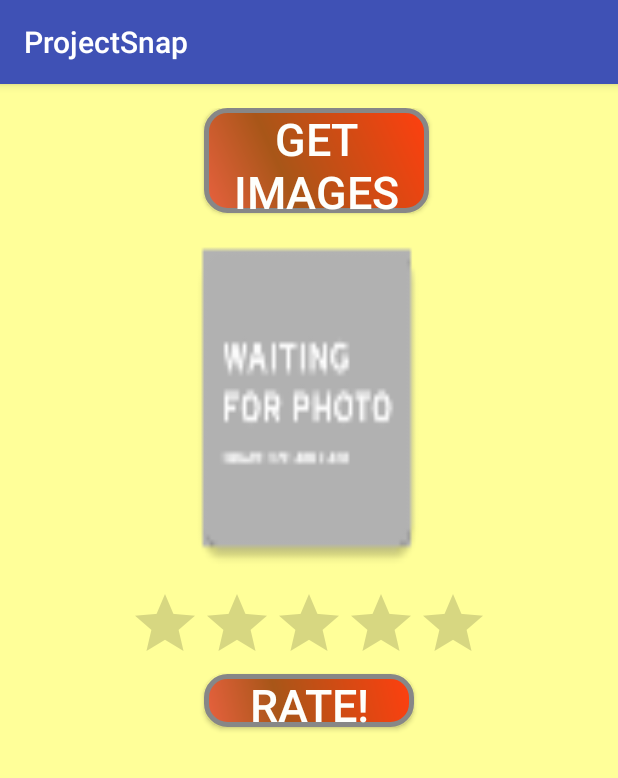
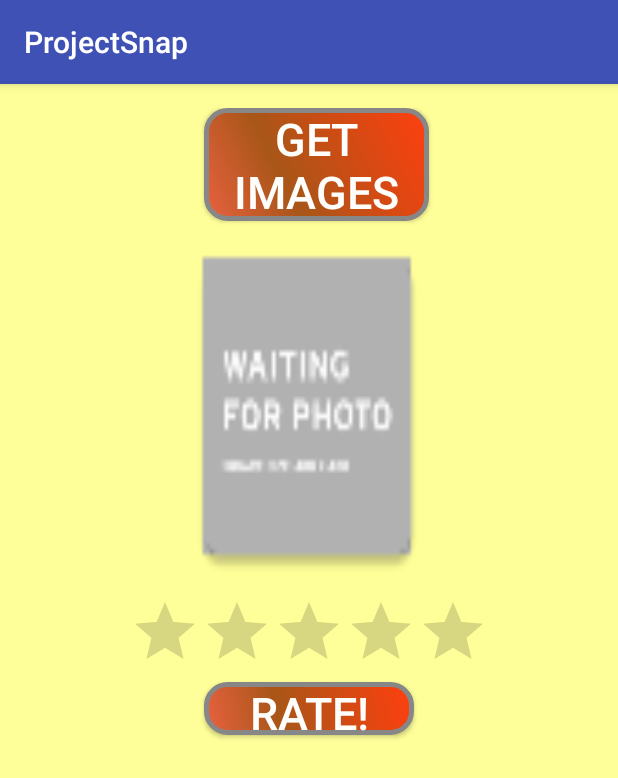
Before and after one commit to conorprunty/AndroidProject, an Android app: the screen it shows after launch (GalleryActivity), after a tap on "GALLERY", on a phone screen of 412 x 824 dp. Shown: the top 778 px of the screen. Run offline under Robolectric (Android 15) with nearby library versions, the phone set to English and light mode, and no system bars; 2 statements that could not run were skipped.

Commit message:
last tidy up

```diff
--- a/app/src/main/java/com/example/conorprunty/projectsnap/CameraActivity.java
+++ b/app/src/main/java/com/example/conorprunty/projectsnap/CameraActivity.java
@@ -33,6 +33,8 @@ public class CameraActivity extends AppCompatActivity implements GoogleApiClient
     static final int MY_PERMISSIONS_REQUEST_CAMERA = 2;
     static final int MY_PERMISSIONS_REQUEST_ACCESS_FINE_LOCATION = 3;
     private ImageView ivThummbnail;
+    //The location doesn't work - even though I think I have all of the code?
+    //Had to hard code in the GPS co-ordinates here for display purposes
     String xCoord = "53.3506500";
     String yCoord = "-6.2536200";
     private GoogleApiClient mGoogleApiClient;
@@ -182,6 +184,7 @@ public class CameraActivity extends AppCompatActivity implements GoogleApiClient
     @Override
     public void onLocationChanged(Location location) {
         myLocation = location;
+        //toast the location
         Toast.makeText(getApplicationContext(), "Latitude: " + location.getLatitude() + " Longitude: " + location.getLongitude(), Toast.LENGTH_LONG).show();
     }
 }
--- a/app/src/main/java/com/example/conorprunty/projectsnap/DBHandler.java
+++ b/app/src/main/java/com/example/conorprunty/projectsnap/DBHandler.java
@@ -10,9 +10,6 @@ import android.database.Cursor;
 import android.database.sqlite.SQLiteDatabase;
 import android.database.sqlite.SQLiteOpenHelper;
 
-import java.util.ArrayList;
-import java.util.List;
-
 
 //http://mobilesiri.com/android-sqlite-database-tutorial-using-android-studio/
 public class DBHandler extends SQLiteOpenHelper {
@@ -20,50 +17,52 @@ public class DBHandler extends SQLiteOpenHelper {
     // Database Version
     private static final int DATABASE_VERSION = 1;
     // Database Name
-    private static final String DATABASE_NAME = "boardInfo";
+    private static final String DATABASE_NAME = "ratingsInfo";
     // Contacts table name
-    private static final String TABLE_BOARDS = "boards";
+    private static final String TABLE_RATINGS = "ratings";
     // Shops Table Columns names
     private static final String KEY_ID = "id";
     private static final String KEY_NAME = "rating";
-    private static final String KEY_COLOUR = "total";
+    private static final String KEY_TOTAL = "total";
+
     public DBHandler(Context context) {
         super(context, DATABASE_NAME, null, DATABASE_VERSION);
     }
 
     @Override
     public void onCreate(SQLiteDatabase db) { //It is called first time when database is created. We usually create tables and the initialize here.
-        String CREATE_BOARDS_TABLE = "CREATE TABLE " + TABLE_BOARDS + "("
+        String CREATE_RATINGS_TABLE = "CREATE TABLE " + TABLE_RATINGS + "("
                 + KEY_ID + " INTEGER PRIMARY KEY," + KEY_NAME + " TEXT,"
-                + KEY_COLOUR + " TEXT" + ")";
-        db.execSQL(CREATE_BOARDS_TABLE);
+                + KEY_TOTAL + " TEXT" + ")";
+        db.execSQL(CREATE_RATINGS_TABLE);
     }
 
     @Override
     public void onUpgrade(SQLiteDatabase db, int oldVersion, int newVersion) { //Run when database is upgraded / changed, like drop tables, add tables etc.
         // Drop older table if existed
-        db.execSQL("DROP TABLE IF EXISTS " + TABLE_BOARDS);
+        db.execSQL("DROP TABLE IF EXISTS " + TABLE_RATINGS);
         // Creating tables again
         onCreate(db);
     }
 
-    // Adding new board
-    public void addBoard(Rating rating) {
+    // Adding new rating
+    public void addRating(Rating rating) {
         SQLiteDatabase db = this.getWritableDatabase();
         ContentValues values = new ContentValues();
-        values.put(KEY_NAME, rating.getRating()); // Board Name
-        values.put(KEY_COLOUR, rating.getTotal()); // Board Colour
+        //values.put(KEY_ID, rating.getId());
+        values.put(KEY_NAME, rating.getRating());
+        values.put(KEY_TOTAL, rating.getTotal());
         // Inserting Row
-        db.insert(TABLE_BOARDS, null, values);
+        db.insert(TABLE_RATINGS, null, values);
         db.close(); // Closing database connection
     }
 
     // Getting one board
-    public Rating getBoard(int id) {
+    public Rating getRating(int id) {
         SQLiteDatabase db = this.getReadableDatabase();
-        Cursor cursor = db.query(TABLE_BOARDS, new String[] { KEY_ID,
-                        KEY_NAME, KEY_COLOUR }, KEY_ID + "=?",
-                new String[] { String.valueOf(id) }, null, null, null, null);
+        Cursor cursor = db.query(TABLE_RATINGS, new String[]{KEY_ID,
+                        KEY_NAME, KEY_TOTAL}, KEY_ID + "=?",
+                new String[]{String.valueOf(id)}, null, null, null, null);
         if (cursor != null)
             cursor.moveToFirst();
         Rating contact = new Rating(Integer.parseInt(cursor.getString(0)),
@@ -71,40 +70,5 @@ public class DBHandler extends SQLiteOpenHelper {
         return contact;
     }
 
-    // Getting All Boards
-    public List<Rating> getAllBoards() {
-        List<Rating> boardList = new ArrayList<Rating>();
-        // Select All Query
-        String selectQuery = "SELECT * FROM " + TABLE_BOARDS;
-        SQLiteDatabase db = this.getWritableDatabase();
-        Cursor cursor = db.rawQuery(selectQuery, null);
-        // looping through all rows and adding to list
-        if (cursor.moveToFirst()) {
-            do {
-                Rating rating = new Rating();
-                rating.setId(Integer.parseInt(cursor.getString(0)));
-                rating.setRating(cursor.getString(1));
-                rating.setTotal(cursor.getString(2));
-                // Adding board to list
-                boardList.add(rating);
-            } while (cursor.moveToNext());
-        }
-        // return board list
-        return boardList;
-    }
-
-    // Getting boards count
-    public int getBoardsCount() {
-        String countQuery = "SELECT * FROM " + TABLE_BOARDS;
-        SQLiteDatabase db = this.getReadableDatabase();
-        Cursor cursor = db.rawQuery(countQuery, null);
-        cursor.close();
-        // return count
-        return cursor.getCount();
-    }
-
-
-
-
 
 }
--- a/app/src/main/java/com/example/conorprunty/projectsnap/MainActivity.java
+++ b/app/src/main/java/com/example/conorprunty/projectsnap/MainActivity.java
@@ -13,12 +13,14 @@ public class MainActivity extends AppCompatActivity {
     protected void onCreate(Bundle savedInstanceState) {
         super.onCreate(savedInstanceState);
         setContentView(R.layout.activity_main);
+        //instantiate database class
         DBHandler db = new DBHandler(this);
+        //add a board
+        db.addRating(new Rating(3, "5.0", "5.0"));
 
-        db.addBoard(new Rating(5, "5.0", "5.0"));
-
-        final Rating highestRating = db.getBoard(5);
+        final Rating highestRating = db.getRating(3);
         TextView ratingView = (TextView) findViewById(R.id.highestRating);
+        //print the rating
         ratingView.setText("Highest photo rating this week is: " + highestRating.getTotal() + "!");
         //button to open camera page
         Button goToCamera = (Button) findViewById(R.id.cameraButton);
--- a/app/src/main/res/layout/activity_gallery.xml
+++ b/app/src/main/res/layout/activity_gallery.xml
@@ -17,7 +17,7 @@
         android:textColor="#FEFFFC"
         android:textSize="30sp"
         android:layout_width="150dp"
-        android:layout_height="70dp"
+        android:layout_height="75dp"
         android:background="@drawable/buttonshape"
         android:shadowColor="#A8A8A8"
         android:shadowDx="-20"
```
